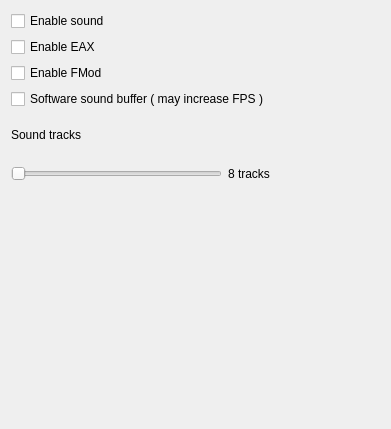
Before: the Qt Designer form code/ryzom/tools/client/client_config_qt/sound_settings_widget.ui in ryzom/ryzomcore, drawn with Qt 5.
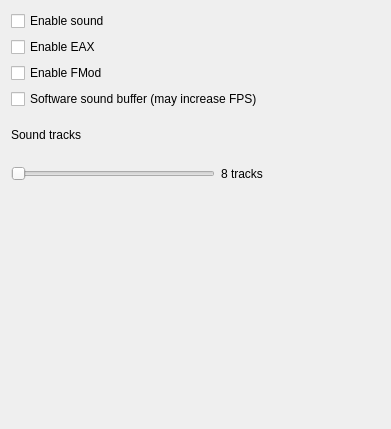
After: the same form once the commit is applied.

Patch:
```diff
--- a/code/ryzom/tools/client/client_config_qt/sound_settings_widget.ui
+++ b/code/ryzom/tools/client/client_config_qt/sound_settings_widget.ui
@@ -42,7 +42,7 @@
        <item>
         <widget class="QCheckBox" name="softwareCheckBox">
          <property name="text">
-          <string>Software sound buffer ( may increase FPS )</string>
+          <string>Software sound buffer (may increase FPS)</string>
          </property>
         </widget>
        </item>
```
